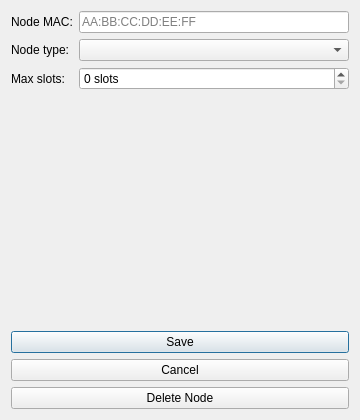
This is src/gui/ui/node_config_dialog.ui in techandpeople/SoftEdIBO as Qt 5 draws it before an edit. The edited form follows.
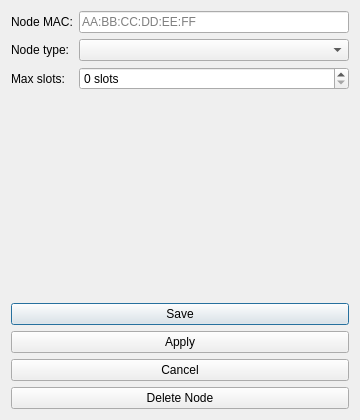
This is the edited form.

```diff
--- a/src/gui/ui/node_config_dialog.ui
+++ b/src/gui/ui/node_config_dialog.ui
@@ -64,6 +64,12 @@
        <property name="default"><bool>true</bool></property>
       </widget>
      </item>
+     <item>
+      <widget class="QPushButton" name="apply_btn">
+       <property name="whatsThis"><string>Write this node to settings.yaml without closing this window, so you can keep editing. Same as Save but leaves the dialog open.</string></property>
+       <property name="text"><string>Apply</string></property>
+      </widget>
+     </item>
      <item>
       <widget class="QPushButton" name="cancel_btn">
        <property name="text"><string>Cancel</string></property>
```
Left out of the diff: 2 changed lines with no effect on the pictures.
